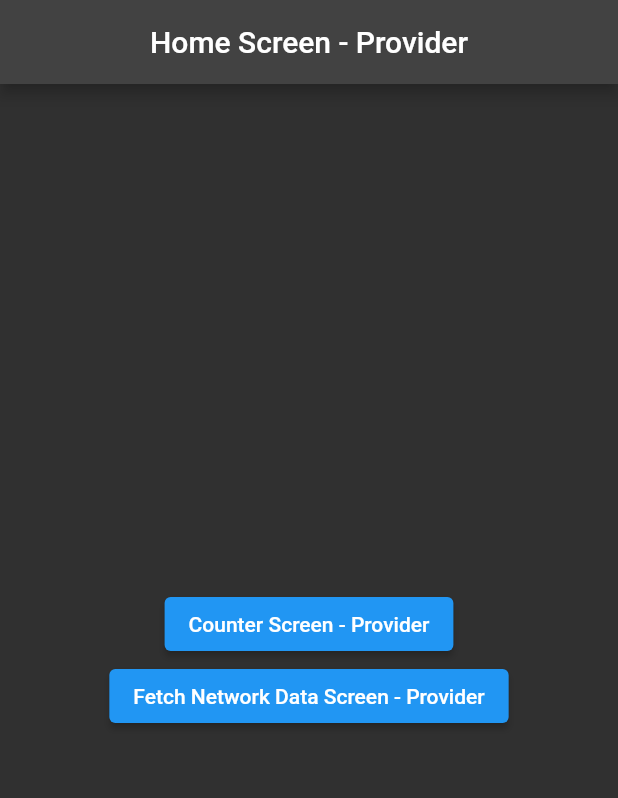
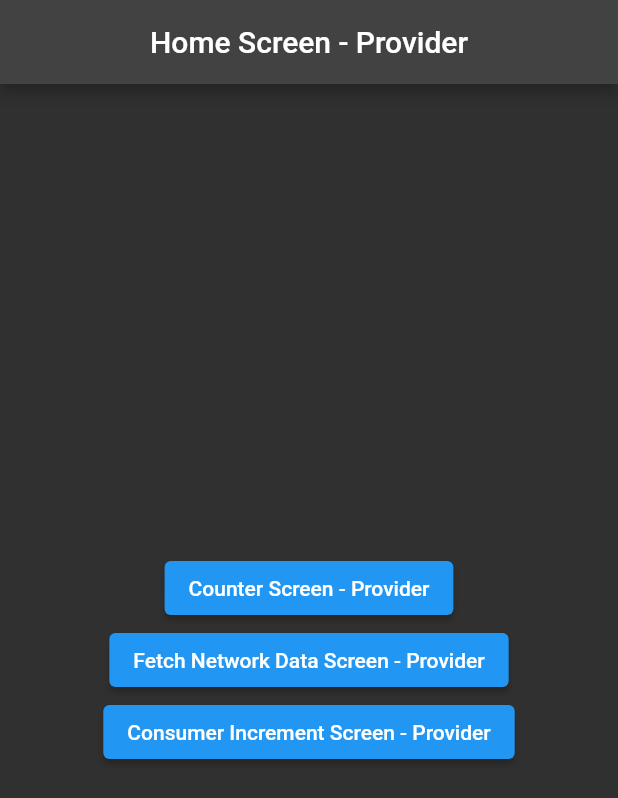
Before and after one commit to MertSaygili/provider_state_management_flutter_app, a Flutter app: the screen it shows after launch, on a phone screen of 412 x 824 dp. Shown: the top 798 px of the screen. Run offline on Flutter 3.47's test engine with Material 2 defaults, Android fonts, the phone set to English and light mode, and no system bars; our stand-ins replace dio, logger.

Commit message:
consumer counter added

```diff
--- a/lib/feature/constants/strings.dart
+++ b/lib/feature/constants/strings.dart
@@ -11,6 +11,7 @@ class Strings {
   static const String counterScreenTitle = 'Counter Screen - Provider';
   static const String fetchNetworkDataScreenTitle = 'Fetch Network Data Screen - Provider';
   static const String fetchNetworkDetailedDataScreenTitle = 'Fetch Network Detailed Data Screen - Provider';
+  static const String consumerIncrementScreenTitle = 'Consumer Increment Screen - Provider';
 
   static const String baseUrl = 'https://dummyjson.com/';
 
--- a/lib/product/screens/home_screen.dart
+++ b/lib/product/screens/home_screen.dart
@@ -1,4 +1,5 @@
 import 'package:flutter/material.dart';
+import 'package:provider_state_management_flutter_app/product/screens/counter/consumer_counter_screen.dart';
 
 import '../../feature/constants/strings.dart';
 import '../navigator.dart';
@@ -32,7 +33,11 @@ class _PageColumn extends StatelessWidget {
         ElevatedButton(
           onPressed: () => NavigatorManager().navigateToDestination(context, const FetchNetworkDataScreen()),
           child: const Text(Strings.fetchNetworkDataScreenTitle),
-        )
+        ),
+        ElevatedButton(
+          onPressed: () => NavigatorManager().navigateToDestination(context, const ConsumeerCounterScreen()),
+          child: const Text(Strings.consumerIncrementScreenTitle),
+        ),
       ],
     );
   }
```
Also changed, not shown: lib/product/providers/consumer_counter_provider.dart (added, +12 -0 lines), lib/product/screens/counter/consumer_counter_screen.dart (added, +29 -0 lines).
